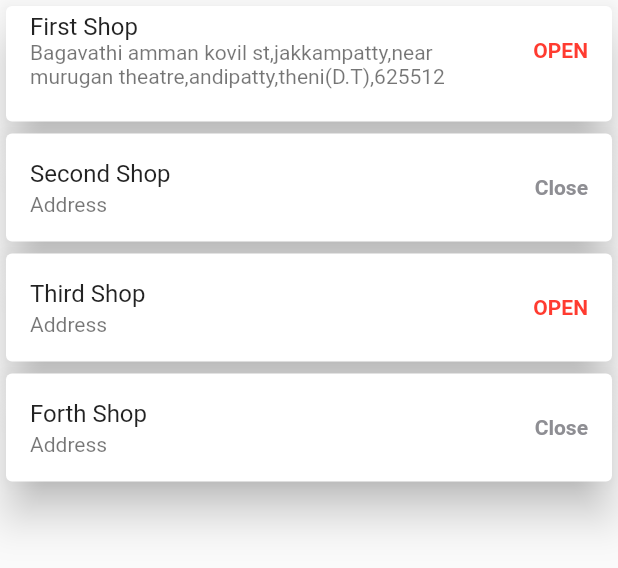
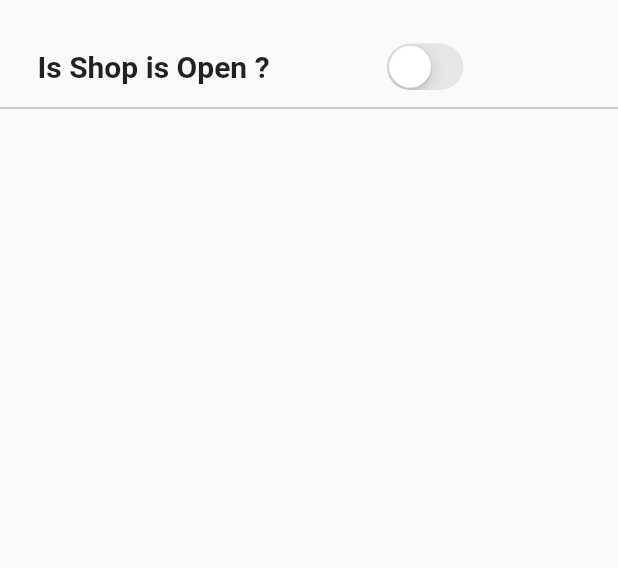
Before and after one commit to knk-naviin/Shalong-app, a Flutter app: the BarberHomeScreen widget shown alone on an empty page, opened directly, on a phone screen of 412 x 824 dp. Shown: the top 568 px of the screen. Run offline on Flutter 3.47's test engine with Material 2 defaults, Android fonts, the phone set to English and light mode, and no system bars; our stand-ins replace animated_splash_screen, cloud_firestore, email_validator, firebase_auth, firebase_core, font_awesome_flutter and 2 more; missing offline and left inert: time_range; accounts and stored records are empty.

Commit message:
Barber HomeScreen Created Started

```diff
--- a/shalong/lib/Dashboard/BarberDashboard/BarberDashBoardScreen.dart
+++ b/shalong/lib/Dashboard/BarberDashboard/BarberDashBoardScreen.dart
@@ -1,10 +1,9 @@
-import 'dart:io';
 
 import 'package:flutter/cupertino.dart';
 import 'package:flutter/material.dart';
 import 'package:shalong/Dashboard/BarberDashboard/BarberSettingScreen.dart';
-import 'package:shalong/Dashboard/CustomerDashboard/CustomerSettingScreen.dart';
-import 'package:shalong/UserAuthentication/AuthManager.dart';
+
+import 'BarberHomeScreen.dart';
 
 
 class BarberDashboardScreen extends StatefulWidget {
@@ -15,11 +14,7 @@ class BarberDashboardScreen extends StatefulWidget {
 class _BarberDashboardScreenState extends State<BarberDashboardScreen> {
   int _currentIndex = 0;
   static const List<Widget> _widgetOptions = [
-    Center(
-        child: Text(
-      "Home",
-      style: TextStyle(fontSize: 32),
-    )),
+    BarberHomeScreen(),
     Center(
         child: Text(
       "Favorites",
--- a/shalong/lib/Dashboard/BarberDashboard/BarberHomeScreen.dart
+++ b/shalong/lib/Dashboard/BarberDashboard/BarberHomeScreen.dart
@@ -1,5 +1,6 @@
 import 'package:flutter/cupertino.dart';
 import 'package:flutter/material.dart';
+import 'package:time_range/time_range.dart';
 
 class BarberHomeScreen extends StatefulWidget {
   const BarberHomeScreen({Key? key}) : super(key: key);
@@ -9,66 +10,187 @@ class BarberHomeScreen extends StatefulWidget {
 }
 
 class _BarberHomeScreenState extends State<BarberHomeScreen> {
+
+  bool ShopOpen = false;
   @override
   Widget build(BuildContext context) {
     return Container(
+      child: ListView(
+        children: [
+          Padding(
+              padding: EdgeInsets.only(left: 25.0, right: 25.0, top: 25.0),
+              child: Row(
+                mainAxisSize: MainAxisSize.max,
+                children: [
+                  Text(
+                    'Is Shop is Open ?',
+                    style:
+                        TextStyle(fontSize: 20.0, fontWeight: FontWeight.bold),
+                  ),
+                  Expanded(
+                      child: CupertinoSwitch(
+                          value: ShopOpen,
+                          onChanged: (bool value) {
+                            if(value==true){
+                              showDialog(
+                                context: context,
+                                builder: (BuildContext context) {
+                                  // return object of type Dialog
+                                  return AlertDialog(
+                                    title:  Text("Pick Shop Opening Time"),
+                                  actions: [
+
+                                  ],
+                                  );
+                                },
+                              );
+                            }else if(value==false){
+                              showDialog(
+                                context: context,
+                                builder: (BuildContext context) {
+                                  // return object of type Dialog
+                                  return AlertDialog(
+                                    title:  Text("ThankYou "),
+                                    actions: [
+
+                                    ],
+                                  );
+                                },
+                              );
+                            }
+                            setState(() {
+                              ShopOpen = value;
+                            });
+                          }))
+                ],
+              )),
+          Divider(
+            color: Colors.grey,
+          ),
+          Visibility(
+              visible: ShopOpen,
               child: Column(
                 children: [
-          SizedBox(
-            width: 440,
-            height: 85,
-            child: Card(
-              elevation: 12.0,
-              child: ListTile(
-                title: Text("First Shop"),
-                subtitle: Text("Bagavathi amman kovil st,jakkampatty,near murugan theatre,andipatty,theni(D.T),625512"),
-                trailing: Text(
-                  "OPEN",
-                  style: TextStyle(
-                      color: CupertinoColors.systemRed,
-                      fontWeight: FontWeight.bold),
+                  Card(
+                    child: Column(
+                      children: [
+                        Text(
+                          'Time Slot For Customer',
+                          style:
+                          TextStyle(fontSize: 20.0, fontWeight: FontWeight.bold),
+                        ),
+                        Padding(
+                          padding: const EdgeInsets.only( top: 8.0,left: 40),
+                          child: Row(
+                            children: [
+                              Padding(
+                                padding: const EdgeInsets.all(8.0),
+                                child: OutlinedButton(
+                                    onPressed: (){},
+                                    child: Text("10 AM")
                                 ),
                               ),
+                              Padding(
+                                padding: const EdgeInsets.all(8.0),
+                                child: OutlinedButton(
+                                    onPressed: (){},
+                                    child: Text("11 AM")
                                 ),
                               ),
-          Card(
-            elevation: 12.0,
-            child: ListTile(
-              title: Text("Second Shop"),
-              trailing: Text(
-                "Close",
-                style: TextStyle(
-                    color: CupertinoColors.systemGrey,
-                    fontWeight: FontWeight.bold),
-              ),
-              subtitle: Text("Address"),
+                              Padding(
+                                padding: const EdgeInsets.all(8.0),
+                                child: OutlinedButton(
+                                    onPressed: (){},
+                                    child: Text("12 AM")
                                 ),
                               ),
-          Card(
-            elevation: 12.0,
-            child: ListTile(
-              title: Text("Third Shop"),
-              subtitle: Text("Address"),
-              trailing: Text(
-                "OPEN",
-                style: TextStyle(
-                    color: CupertinoColors.systemRed,
-                    fontWeight: FontWeight.bold),
+                              Padding(
+                                padding: const EdgeInsets.all(8.0),
+                                child: OutlinedButton(
+                                    onPressed: (){},
+                                    child: Text("01 AM")
                                 ),
                               ),
+                            ],
                           ),
-          Card(
-            elevation: 12.0,
-            child: ListTile(
-              title: Text("Forth Shop"),
-              trailing: Text(
-                "Close",
-                style: TextStyle(
-                    color: CupertinoColors.systemGrey,
-                    fontWeight: FontWeight.bold),
                         ),
-              subtitle: Text("Address"),
+                        Padding(
+                          padding: const EdgeInsets.only( top: 8.0,left: 40),
+                          child: Row(
+                            children: [
+
+                              Padding(
+                                padding: const EdgeInsets.all(8.0),
+                                child: OutlinedButton(
+                                    onPressed: (){},
+                                    child: Text("02 PM")
                                 ),
+                              ),
+                              Padding(
+                                padding: const EdgeInsets.all(8.0),
+                                child: OutlinedButton(
+                                    onPressed: (){},
+                                    child: Text("03 PM")
+                                ),
+                              ),
+                              Padding(
+                                padding: const EdgeInsets.all(8.0),
+                                child: OutlinedButton(
+                                    onPressed: (){},
+                                    child: Text("04 PM")
+                                ),
+                              ),
+                              Padding(
+                                padding: const EdgeInsets.all(8.0),
+                                child: OutlinedButton(
+                                    onPressed: (){},
+                                    child: Text("05 PM")
+                                ),
+                              ),
+                            ],
+                          ),
+                        ),
+                        Padding(
+                          padding: const EdgeInsets.only( top: 8.0,left: 40),
+                          child: Row(
+                            children: [
+
+                              Padding(
+                                padding: const EdgeInsets.all(8.0),
+                                child: OutlinedButton(
+                                    onPressed: (){},
+                                    child: Text("06 PM")
+                                ),
+                              ),
+                              Padding(
+                                padding: const EdgeInsets.all(8.0),
+                                child: OutlinedButton(
+                                    onPressed: (){},
+                                    child: Text("07 PM")
+                                ),
+                              ),
+                              Padding(
+                                padding: const EdgeInsets.all(8.0),
+                                child: OutlinedButton(
+                                    onPressed: (){},
+                                    child: Text("08 PM")
+                                ),
+                              ),
+                              Padding(
+                                padding: const EdgeInsets.all(8.0),
+                                child: OutlinedButton(
+                                    onPressed: (){},
+                                    child: Text("09 PM")
+                                ),
+                              ),
+                            ],
+                          ),
+                        )
+                      ],
+                    )
+                  ),
+                ],
+              )
           )
         ],
       ),
--- a/shalong/pubspec.yaml
+++ b/shalong/pubspec.yaml
@@ -42,6 +42,7 @@ dependencies:
   http:
   email_validator: ^2.0.1
   google_maps_flutter: ^2.0.8
+  time_range: ^1.0.0
 
 
 
```
Also changed, not shown: shalong/pubspec.lock. Lines whose indentation alone changed are shown as unchanged.
